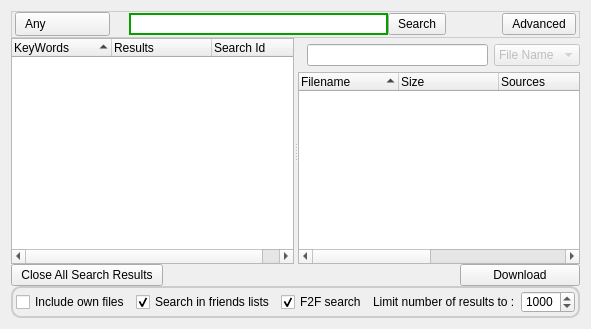
The window that retroshare-gui/src/gui/SearchDialog.ui (RetroShare/RetroShare) describes before a commit, drawn with Qt 5.
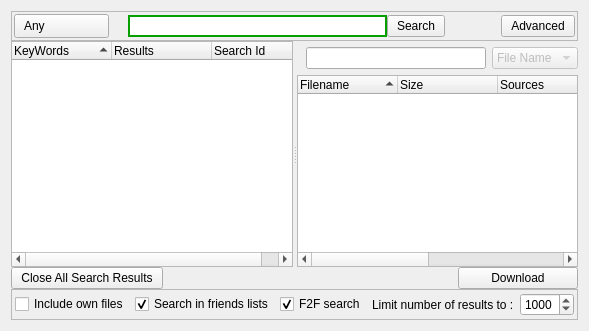
The same window after the commit. Icons and pictures are not drawn. Custom widgets are drawn as their Qt base class.

Diff of the .ui file:
```diff
--- a/retroshare-gui/src/gui/SearchDialog.ui
+++ b/retroshare-gui/src/gui/SearchDialog.ui
@@ -6,8 +6,8 @@
    <rect>
     <x>0</x>
     <y>0</y>
-    <width>574</width>
-    <height>329</height>
+    <width>581</width>
+    <height>331</height>
    </rect>
   </property>
   <property name="sizePolicy">
@@ -31,33 +31,17 @@
        <height>32</height>
       </size>
      </property>
-     <property name="styleSheet">
-      <string notr="true">QFrame#frame{ 
-background-color: qlineargradient(x1:0, y1:0, x2:0, y2:1,
-stop:0 #FEFEFE, stop:1 #E8E8E8);
-
-border: 1px solid #CCCCCC;}</string>
+     <property name="frameShape">
+      <enum>QFrame::StyledPanel</enum>
      </property>
-     <layout class="QGridLayout" name="gridLayout_3">
-      <property name="leftMargin">
-       <number>3</number>
+     <property name="frameShadow">
+      <enum>QFrame::Raised</enum>
+     </property>
+     <layout class="QHBoxLayout" name="horizontalLayout_4">
+      <property name="margin">
+       <number>2</number>
       </property>
-      <property name="topMargin">
-       <number>0</number>
-      </property>
-      <property name="rightMargin">
-       <number>3</number>
-      </property>
-      <property name="bottomMargin">
-       <number>0</number>
-      </property>
-      <property name="horizontalSpacing">
-       <number>6</number>
-      </property>
-      <property name="verticalSpacing">
-       <number>0</number>
-      </property>
-      <item row="0" column="1">
+      <item>
        <widget class="QComboBox" name="FileTypeComboBox">
         <property name="styleSheet">
          <string notr="true">QToolButton, QPushButton, QComboBox { 
@@ -184,7 +168,7 @@
         </item>
        </widget>
       </item>
-      <item row="0" column="2">
+      <item>
        <spacer>
         <property name="orientation">
          <enum>Qt::Horizontal</enum>
@@ -200,7 +184,7 @@
         </property>
        </spacer>
       </item>
-      <item row="0" column="3">
+      <item>
        <layout class="QHBoxLayout" name="horizontalLayout">
         <property name="spacing">
          <number>0</number>
@@ -340,7 +324,7 @@
         </item>
        </layout>
       </item>
-      <item row="0" column="4">
+      <item>
        <spacer>
         <property name="orientation">
          <enum>Qt::Horizontal</enum>
@@ -356,7 +340,7 @@
         </property>
        </spacer>
       </item>
-      <item row="0" column="5">
+      <item>
        <widget class="QPushButton" name="toggleAdvancedSearchBtn">
         <property name="toolTip">
          <string>Advanced Search</string>
@@ -746,12 +730,11 @@
        <height>38</height>
       </size>
      </property>
-     <property name="styleSheet">
-      <string notr="true">QFrame#frame_3{ 
-background-color: qlineargradient(x1:0, y1:0, x2:0, y2:1,
-stop:0 #FEFEFE, stop:1 #E8E8E8);
-border-radius: 10px;
-border: 2px solid #CCCCCC;}</string>
+     <property name="frameShape">
+      <enum>QFrame::StyledPanel</enum>
+     </property>
+     <property name="frameShadow">
+      <enum>QFrame::Raised</enum>
      </property>
      <layout class="QGridLayout" name="gridLayout_2">
       <property name="horizontalSpacing">
```
Left out of the diff: 52 changed lines with no effect on the pictures.
